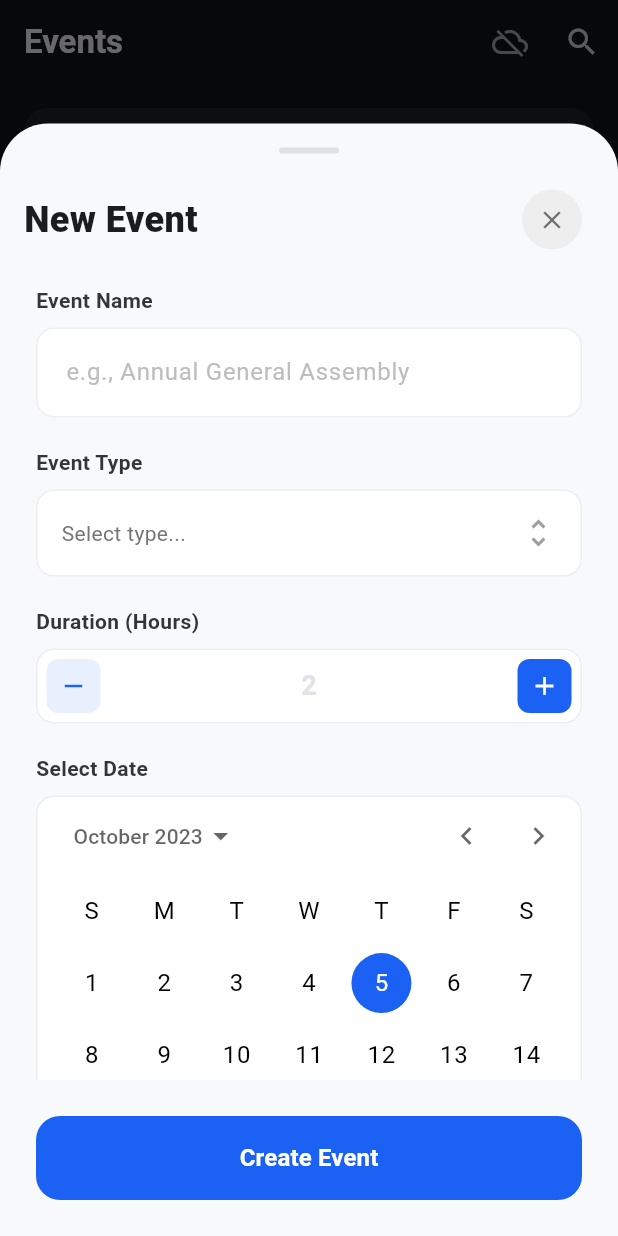
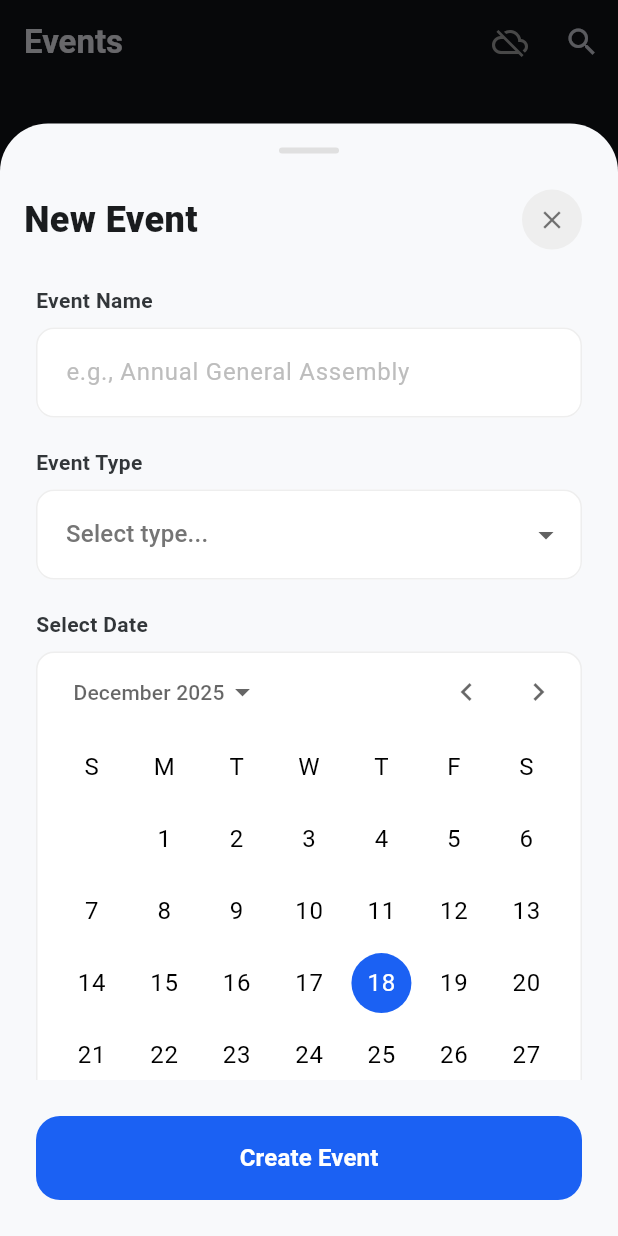
Before and after one commit to Edimar18/ISDAAttendance, a Flutter app: the screen it shows after launch, after a tap on the "add" icon, on a phone screen of 412 x 824 dp. Run offline on Flutter 3.47's test engine with Material 3 defaults, Android fonts, the phone set to English and light mode, and no system bars; our stand-ins replace sqflite; accounts and stored records are empty.

Commit message:
added sqlite and working add event

```diff
--- /dev/null
+++ b/lib/db_helper.dart
@@ -0,0 +1,145 @@
+import 'package:sqflite/sqflite.dart';
+import 'package:path/path.dart';
+
+class Event {
+  final int? id;
+  final String title;
+  final String type;
+  final DateTime date;
+  final bool isRecorded;
+
+  Event({
+    this.id,
+    required this.title,
+    required this.type,
+    required this.date,
+    this.isRecorded = false,
+  });
+
+  Map<String, dynamic> toMap() {
+    return {
+      'id': id,
+      'title': title,
+      'type': type,
+      'date': date.toIso8601String(),
+      'isRecorded': isRecorded ? 1 : 0,
+    };
+  }
+
+  factory Event.fromMap(Map<String, dynamic> map) {
+    return Event(
+      id: map['id'],
+      title: map['title'],
+      type: map['type'],
+      date: DateTime.parse(map['date']),
+      isRecorded: map['isRecorded'] == 1,
+    );
+  }
+
+  Event copyWith({
+    int? id,
+    String? title,
+    String? type,
+    DateTime? date,
+    bool? isRecorded,
+  }) {
+    return Event(
+      id: id ?? this.id,
+      title: title ?? this.title,
+      type: type ?? this.type,
+      date: date ?? this.date,
+      isRecorded: isRecorded ?? this.isRecorded,
+    );
+  }
+}
+
+class DatabaseHelper {
+  static final DatabaseHelper instance = DatabaseHelper._init();
+  static Database? _database;
+
+  DatabaseHelper._init();
+
+  Future<Database> get database async {
+    if (_database != null) return _database!;
+    _database = await _initDB('events.db');
+    return _database!;
+  }
+
+  Future<Database> _initDB(String filePath) async {
+    final dbPath = await getDatabasesPath();
+    final path = join(dbPath, filePath);
+
+    return await openDatabase(path, version: 1, onCreate: _createDB);
+  }
+
+  Future _createDB(Database db, int version) async {
+    const idType = 'INTEGER PRIMARY KEY AUTOINCREMENT';
+    const textType = 'TEXT NOT NULL';
+    const boolType = 'INTEGER NOT NULL';
+
+    await db.execute('''
+CREATE TABLE events (
+  id $idType,
+  title $textType,
+  type $textType,
+  date $textType,
+  isRecorded $boolType
+  )
+''');
+  }
+
+  Future<Event> create(Event event) async {
+    final db = await instance.database;
+    final id = await db.insert('events', event.toMap());
+    return event.copyWith(id: id);
+  }
+
+  Future<Event> readEvent(int id) async {
+    final db = await instance.database;
+
+    final maps = await db.query(
+      'events',
+      columns: ['id', 'title', 'type', 'date', 'isRecorded'],
+      where: 'id = ?',
+      whereArgs: [id],
+    );
+
+    if (maps.isNotEmpty) {
+      return Event.fromMap(maps.first);
+    } else {
+      throw Exception('ID $id not found');
+    }
+  }
+
+  Future<List<Event>> readAllEvents() async {
+    final db = await instance.database;
+    final result = await db.query('events', orderBy: 'date DESC');
+    return result.map((json) => Event.fromMap(json)).toList();
+  }
+
+  Future<int> update(Event event) async {
+    final db = await instance.database;
+
+    return db.update(
+      'events',
+      event.toMap(),
+      where: 'id = ?',
+      whereArgs: [event.id],
+    );
+  }
+
+  Future<int> delete(int id) async {
+    final db = await instance.database;
+
+    return await db.delete(
+      'events',
+      where: 'id = ?',
+      whereArgs: [id],
+    );
+  }
+
+  Future close() async {
+    final db = await instance.database;
+    db.close();
+  }
+}
--- a/lib/main.dart
+++ b/lib/main.dart
@@ -1,4 +1,6 @@
 import 'package:flutter/material.dart';
+import 'package:intl/intl.dart';
+import 'db_helper.dart';
 
 void main() {
   runApp(const MyApp());
@@ -27,16 +29,45 @@ class MyApp extends StatelessWidget {
   }
 }
 
-class EventsPage extends StatelessWidget {
+class EventsPage extends StatefulWidget {
   const EventsPage({super.key});
 
-  void _showAddEventModal(BuildContext context) {
-    showModalBottomSheet(
+  @override
+  State<EventsPage> createState() => _EventsPageState();
+}
+
+class _EventsPageState extends State<EventsPage> {
+  late Future<List<Event>> _eventsFuture;
+
+  @override
+  void initState() {
+    super.initState();
+    _refreshEvents();
+  }
+
+  void _refreshEvents() {
+    setState(() {
+      _eventsFuture = DatabaseHelper.instance.readAllEvents();
+    });
+  }
+
+  void _showAddEventModal(BuildContext context) async {
+    final result = await showModalBottomSheet(
       context: context,
       isScrollControlled: true,
       backgroundColor: Colors.transparent,
       builder: (context) => const AddEventModal(),
     );
+
+    if (result == true) {
+      _refreshEvents();
+    }
+  }
+
+  Future<void> _toggleAttendance(Event event) async {
+    final updatedEvent = event.copyWith(isRecorded: !event.isRecorded);
+    await DatabaseHelper.instance.update(updatedEvent);
+    _refreshEvents();
   }
 
   @override
@@ -51,26 +82,36 @@ class EventsPage extends StatelessWidget {
           IconButton(onPressed: () {}, icon: const Icon(Icons.search)),
         ],
       ),
-      body: ListView(
-        padding: const EdgeInsets.all(16),
-        children: const [
-          EventCard(
-            title: 'General Assembly Meeting',
-            tag: 'Meeting',
-            tagColor: Colors.blueAccent,
-            date: 'Oct 24, 2023',
-            isRecorded: false,
-            hours: '4 Hours',
-          ),
-          EventCard(
-            title: 'Coastal Cleanup Drive',
-            tag: 'Cleanup',
-            tagColor: Colors.green,
-            date: 'Oct 10, 2023',
-            isRecorded: true,
-            hours: '6 Hours',
-          ),
-        ],
+      body: FutureBuilder<List<Event>>(
+        future: _eventsFuture,
+        builder: (context, snapshot) {
+          if (snapshot.connectionState == ConnectionState.waiting) {
+            return const Center(child: CircularProgressIndicator());
+          } else if (snapshot.hasError) {
+            return Center(child: Text('Error: ${snapshot.error}'));
+          } else if (!snapshot.hasData || snapshot.data!.isEmpty) {
+            return const Center(child: Text('No events found', style: TextStyle(color: Colors.grey)));
+          }
+
+          final events = snapshot.data!;
+          return ListView.builder(
+            padding: const EdgeInsets.all(16),
+            itemCount: events.length,
+            itemBuilder: (context, index) {
+              final event = events[index];
+              return GestureDetector(
+                onTap: () => _toggleAttendance(event),
+                child: EventCard(
+                  title: event.title,
+                  tag: event.type,
+                  tagColor: _getTagColor(event.type),
+                  date: event.date,
+                  isRecorded: event.isRecorded,
+                ),
+              );
+            },
+          );
+        },
       ),
       floatingActionButton: FloatingActionButton(
         onPressed: () => _showAddEventModal(context),
@@ -79,6 +120,23 @@ class EventsPage extends StatelessWidget {
         child: const Icon(Icons.add, color: Colors.white, size: 30),
       ),
     );
+  }
+
+  Color _getTagColor(String type) {
+    switch (type) {
+      case 'Leadership':
+        return Colors.blueAccent;
+      case 'Outreach':
+        return Colors.green;
+      case 'Thanksgiving':
+        return Colors.orange;
+      case 'Community Service':
+        return Colors.purple;
+      case 'Scholar Meeting':
+        return Colors.redAccent;
+      default:
+        return Colors.grey;
+    }
   }
 }
 
@@ -90,17 +148,48 @@ class AddEventModal extends StatefulWidget {
 }
 
 class _AddEventModalState extends State<AddEventModal> {
-  int duration = 2;
-  DateTime selectedDate = DateTime(2023, 10, 5);
+  late DateTime selectedDate;
+  final _titleController = TextEditingController();
+  String? _selectedType;
+
+  final List<String> _eventTypes = [
+    'Leadership',
+    'Outreach',
+    'Thanksgiving',
+    'Community Service',
+    'Scholar Meeting',
+    'Seminar',
+    'Workshop',
+    'Fundraising',
+    'Other',
+  ];
+
+  @override
+  void initState() {
+    super.initState();
+    selectedDate = DateTime.now();
+  }
+
+  @override
+  void dispose() {
+    _titleController.dispose();
+    super.dispose();
+  }
 
   @override
   Widget build(BuildContext context) {
-    // We wrap the modal in a Theme widget to force light mode styles locally
     return Theme(
       data: ThemeData(
         brightness: Brightness.light,
         primaryColor: const Color(0xFF1B61F3),
         colorScheme: const ColorScheme.light(primary: Color(0xFF1B61F3)),
+        inputDecorationTheme: InputDecorationTheme(
+            filled: true,
+            fillColor: Colors.white,
+            contentPadding: const EdgeInsets.symmetric(horizontal: 16, vertical: 18),
+            enabledBorder: OutlineInputBorder(borderRadius: BorderRadius.circular(12), borderSide: BorderSide(color: Colors.grey[200]!)),
+            border: OutlineInputBorder(borderRadius: BorderRadius.circular(12)),
+        )
       ),
       child: Container(
         height: MediaQuery.of(context).size.height * 0.9,
@@ -116,13 +205,31 @@ class _AddEventModalState extends State<AddEventModal> {
                 padding: const EdgeInsets.symmetric(horizontal: 24),
                 children: [
                   _buildLabel("Event Name"),
-                  _buildTextField("e.g., Annual General Assembly"),
+                  TextField(
+                    controller: _titleController,
+                    decoration: InputDecoration(
+                      hintText: "e.g., Annual General Assembly",
+                      hintStyle: TextStyle(color: Colors.grey[400]),
+                    ),
+                  ),
                   const SizedBox(height: 20),
                   _buildLabel("Event Type"),
-                  _buildDropdownField("Select type..."),
-                  const SizedBox(height: 20),
-                  _buildLabel("Duration (Hours)"),
-                  _buildNumberPicker(),
+                  DropdownButtonFormField<String>(
+                    value: _selectedType,
+                    hint: Text("Select type...", style: TextStyle(color: Colors.grey[600])),
+                    items: _eventTypes.map((String type) {
+                      return DropdownMenuItem<String>(
+                        value: type,
+                        child: Text(type),
+                      );
+                    }).toList(),
+                    onChanged: (newValue) {
+                      setState(() {
+                        _selectedType = newValue;
+                      });
+                    },
+                    decoration: const InputDecoration(), // Uses theme
+                  ),
                   const SizedBox(height: 20),
                   _buildLabel("Select Date"),
                   _buildCalendar(),
@@ -173,64 +280,6 @@ class _AddEventModalState extends State<AddEventModal> {
     );
   }
 
-  Widget _buildTextField(String hint) {
-    return TextField(
-      decoration: InputDecoration(
-        hintText: hint,
-        hintStyle: TextStyle(color: Colors.grey[400]),
-        filled: true,
-        fillColor: Colors.white,
-        contentPadding: const EdgeInsets.symmetric(horizontal: 16, vertical: 18),
-        enabledBorder: OutlineInputBorder(borderRadius: BorderRadius.circular(12), borderSide: BorderSide(color: Colors.grey[200]!)),
-        border: OutlineInputBorder(borderRadius: BorderRadius.circular(12)),
-      ),
-    );
-  }
-
-  Widget _buildDropdownField(String hint) {
-    return Container(
-      padding: const EdgeInsets.symmetric(horizontal: 16, vertical: 16),
-      decoration: BoxDecoration(color: Colors.white, borderRadius: BorderRadius.circular(12), border: Border.all(color: Colors.grey[200]!)),
-      child: Row(
-        mainAxisAlignment: MainAxisAlignment.spaceBetween,
-        children: [
-          Text(hint, style: TextStyle(color: Colors.grey[600])),
-          const Icon(Icons.unfold_more, color: Colors.grey),
-        ],
-      ),
-    );
-  }
-
-  Widget _buildNumberPicker() {
-    return Container(
-      padding: const EdgeInsets.all(6),
-      decoration: BoxDecoration(color: Colors.white, borderRadius: BorderRadius.circular(12), border: Border.all(color: Colors.grey[200]!)),
-      child: Row(
-        mainAxisAlignment: MainAxisAlignment.spaceBetween,
-        children: [
-          _pickerButton(Icons.remove, const Color(0xFFE8F0FE), const Color(0xFF1B61F3), () {
-            if (duration > 1) setState(() => duration--);
-          }),
-          Text("$duration", style: const TextStyle(fontSize: 18, fontWeight: FontWeight.bold)),
-          _pickerButton(Icons.add, const Color(0xFF1B61F3), Colors.white, () {
-            setState(() => duration++);
-          }),
-        ],
-      ),
-    );
-  }
-
-  Widget _pickerButton(IconData icon, Color bg, Color iconColor, VoidCallback onTap) {
-    return InkWell(
-      onTap: onTap,
-      child: Container(
-        padding: const EdgeInsets.all(8),
-        decoration: BoxDecoration(color: bg, borderRadius: BorderRadius.circular(8)),
-        child: Icon(icon, color: iconColor, size: 20),
-      ),
-    );
-  }
-
   Widget _buildCalendar() {
     return Container(
       decoration: BoxDecoration(color: Colors.white, borderRadius: BorderRadius.circular(12), border: Border.all(color: Colors.grey[200]!)),
@@ -250,7 +299,7 @@ class _AddEventModalState extends State<AddEventModal> {
         width: double.infinity,
         height: 56,
         child: ElevatedButton(
-          onPressed: () {},
+          onPressed: _saveEvent,
           style: ElevatedButton.styleFrom(
             backgroundColor: const Color(0xFF1B61F3),
             shape: RoundedRectangleBorder(borderRadius: BorderRadius.circular(16)),
@@ -261,17 +310,43 @@ class _AddEventModalState extends State<AddEventModal> {
       ),
     );
   }
+
+  void _saveEvent() async {
+    if (_titleController.text.isEmpty || _selectedType == null) {
+      // Basic validation
+      ScaffoldMessenger.of(context).showSnackBar(const SnackBar(content: Text('Please fill all fields')));
+      return;
+    }
+
+    final event = Event(
+      title: _titleController.text,
+      type: _selectedType!,
+      date: selectedDate,
+      isRecorded: false,
+    );
+
+    await DatabaseHelper.instance.create(event);
+    if (mounted) {
+        Navigator.pop(context, true);
+    }
+  }
 }
 
 class EventCard extends StatelessWidget {
   final String title;
   final String tag;
   final Color tagColor;
-  final String date;
+  final DateTime date;
   final bool isRecorded;
-  final String hours;
 
-  const EventCard({super.key, required this.title, required this.tag, required this.tagColor, required this.date, required this.isRecorded, required this.hours});
+  const EventCard({
+    super.key,
+    required this.title,
+    required this.tag,
+    required this.tagColor,
+    required this.date,
+    required this.isRecorded,
+  });
 
   @override
   Widget build(BuildContext context) {
@@ -294,7 +369,7 @@ class EventCard extends StatelessWidget {
               const SizedBox(width: 12),
               const Icon(Icons.calendar_today_outlined, size: 14, color: Colors.grey),
               const SizedBox(width: 4),
-              Text(date, style: const TextStyle(color: Colors.grey, fontSize: 12)),
+              Text(DateFormat.yMMMd().format(date), style: const TextStyle(color: Colors.grey, fontSize: 12)),
             ],
           ),
           const SizedBox(height: 12),
@@ -309,7 +384,6 @@ class EventCard extends StatelessWidget {
                   Text(isRecorded ? 'Attendance recorded' : 'No attendance yet', style: const TextStyle(color: Colors.grey, fontSize: 12)),
                 ],
               ),
-              Text(hours, style: const TextStyle(color: Colors.grey, fontSize: 12)),
             ],
           ),
         ],
--- a/pubspec.yaml
+++ b/pubspec.yaml
@@ -34,6 +34,9 @@ dependencies:
   # The following adds the Cupertino Icons font to your application.
   # Use with the CupertinoIcons class for iOS style icons.
   cupertino_icons: ^1.0.8
+  sqflite: ^2.4.2
+  path: ^1.9.1
+  intl: ^0.20.2
 
 dev_dependencies:
   flutter_test:
@@ -45,6 +48,7 @@ dev_dependencies:
   # package. See that file for information about deactivating specific lint
   # rules and activating additional ones.
   flutter_lints: ^5.0.0
+  sqflite_common_ffi: ^2.3.6
 
 # For information on the generic Dart part of this file, see the
 # following page: https://dart.dev/tools/pub/pubspec
```
Also changed, not shown: pubspec.lock, 1 other file.
